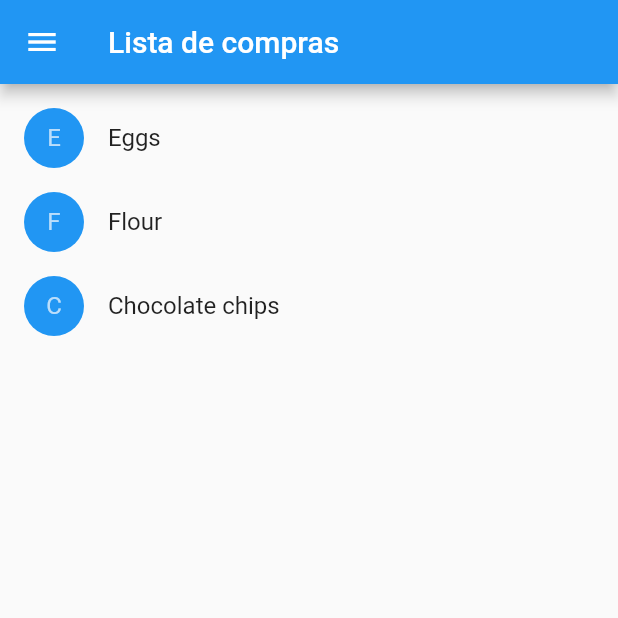
After one commit to OscarAguilarL/widget-introduction, a Flutter app: the screen it shows after launch, in the side drawer, after a tap on "Shopping List", on a phone screen of 412 x 824 dp, the top half of it. The commit adds this screen. Run offline on Flutter 3.47's test engine with Material 2 defaults, Android fonts, the phone set to English and light mode, and no system bars.

Commit message:
ShoppingList

```diff
--- a/lib/main.dart
+++ b/lib/main.dart
@@ -4,6 +4,7 @@ import 'package:flutter_components/widgets/basic_widgets.dart';
 import 'package:flutter_components/widgets/counter.dart';
 import 'package:flutter_components/widgets/hello_world.dart';
 import 'package:flutter_components/widgets/my_gesture_detector.dart';
+import 'package:flutter_components/widgets/shopping_list.dart';
 import 'package:flutter_components/widgets/tutorial_home.dart';
 
 void main() {
@@ -28,6 +29,7 @@ class MyApp extends StatelessWidget {
         PageRoutes.tutorialHome: (context) => TutorialHome(),
         PageRoutes.gestureDetector: (context) => const MyGestureDetector(),
         PageRoutes.counter: (context) => const MyCounter(),
+        PageRoutes.shoppingList: (context) => const MyShoppingList(),
       },
     );
   }
--- a/lib/routes/page_routes.dart
+++ b/lib/routes/page_routes.dart
@@ -4,4 +4,5 @@ class PageRoutes {
   static String tutorialHome = 'tutorial-home';
   static String gestureDetector = 'gesture-detector';
   static String counter = 'counter';
+  static String shoppingList = 'shopping-list';
 }
--- a/lib/widgets/navigation_drawer.dart
+++ b/lib/widgets/navigation_drawer.dart
@@ -55,6 +55,12 @@ class NavigationDrawer extends StatelessWidget {
             title: const Text('Counter'),
             onTap: () =>
                 Navigator.pushReplacementNamed(context, PageRoutes.counter),
+          ),
+          ListTile(
+            leading: const Icon(Icons.shopping_cart_outlined),
+            title: const Text('Shopping List'),
+            onTap: () => Navigator.pushReplacementNamed(
+                context, PageRoutes.shoppingList),
           )
         ],
       ),
--- /dev/null
+++ b/lib/widgets/shopping_list.dart
@@ -0,0 +1,110 @@
+import 'package:flutter/material.dart';
+import 'package:flutter_components/widgets/navigation_drawer.dart';
+
+class Product {
+  const Product({required this.name});
+
+  final String name;
+}
+
+typedef CartChangedCallback = Function(Product product, bool inCart);
+
+class ShoppingListItem extends StatelessWidget {
+  ShoppingListItem({
+    required this.product,
+    required this.inCart,
+    required this.onCartChanged,
+  }) : super(key: ObjectKey(product));
+
+  final Product product;
+  final bool inCart;
+  final CartChangedCallback onCartChanged;
+
+  Color _getColor(BuildContext context) {
+    return inCart //
+        ? Colors.black54
+        : Theme.of(context).primaryColor;
+  }
+
+  TextStyle? _getTextStyle(BuildContext context) {
+    if (!inCart) return null;
+
+    return const TextStyle(
+      color: Colors.black54,
+      decoration: TextDecoration.lineThrough,
+    );
+  }
+
+  @override
+  Widget build(BuildContext context) {
+    return ListTile(
+      onTap: () => onCartChanged(product, inCart),
+      leading: CircleAvatar(
+        backgroundColor: _getColor(context),
+        child: Text(product.name[0]),
+      ),
+      title: Text(
+        product.name,
+        style: _getTextStyle(context),
+      ),
+    );
+  }
+}
+
+class ShoppingList extends StatefulWidget {
+  const ShoppingList({required this.products, super.key});
+
+  final List<Product> products;
+
+  @override
+  State<ShoppingList> createState() => _ShoppingListState();
+}
+
+class _ShoppingListState extends State<ShoppingList> {
+  final _shoppingCart = <Product>{};
+
+  void _handleCartChanged(Product product, bool inCart) {
+    setState(() {
+      if (!inCart) {
+        _shoppingCart.add(product);
+      } else {
+        _shoppingCart.remove(product);
+      }
+    });
+  }
+
+  @override
+  Widget build(BuildContext context) {
+    return Scaffold(
+      appBar: AppBar(
+        title: const Text('Lista de compras'),
+      ),
+      drawer: const NavigationDrawer(),
+      body: ListView(
+        padding: const EdgeInsets.symmetric(vertical: 8.0),
+        children: widget.products.map((product) {
+          return ShoppingListItem(
+            product: product,
+            inCart: _shoppingCart.contains(product),
+            onCartChanged: _handleCartChanged,
+          );
+        }).toList(),
+      ),
+    );
+  }
+}
+
+class MyShoppingList extends StatelessWidget {
+  const MyShoppingList({super.key});
+
+  @override
+  Widget build(BuildContext context) {
+    return const ShoppingList(
+      products: [
+        Product(name: 'Eggs'),
+        Product(name: 'Flour'),
+        Product(name: 'Chocolate chips'),
+      ],
+    );
+  }
+}
```
